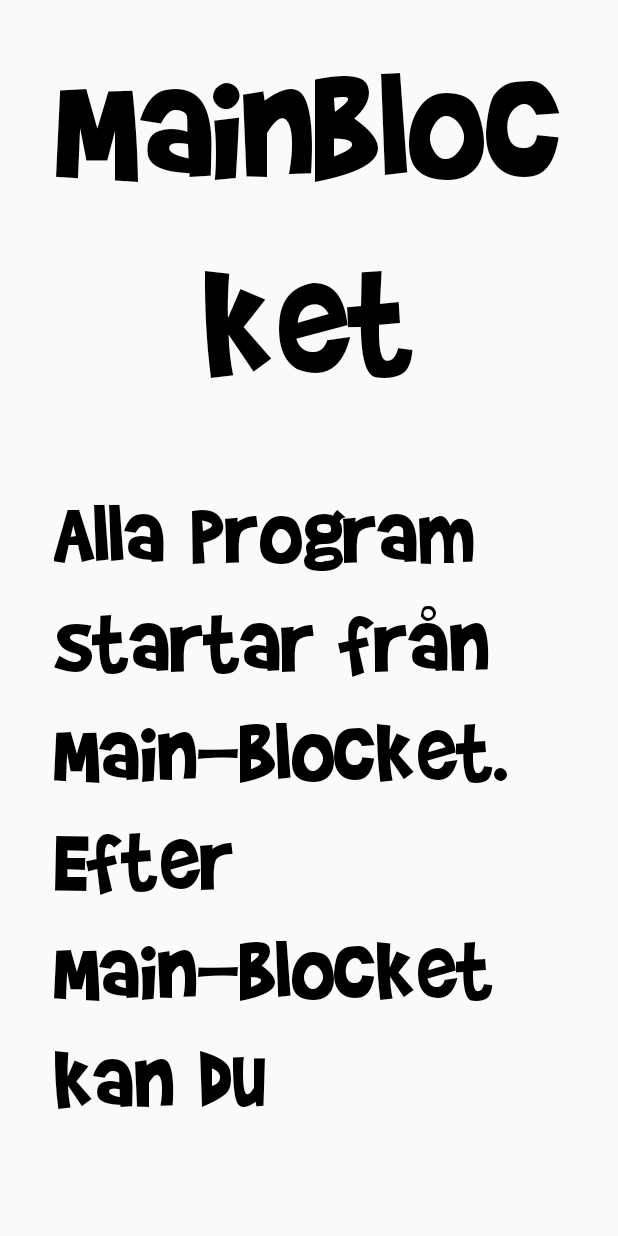
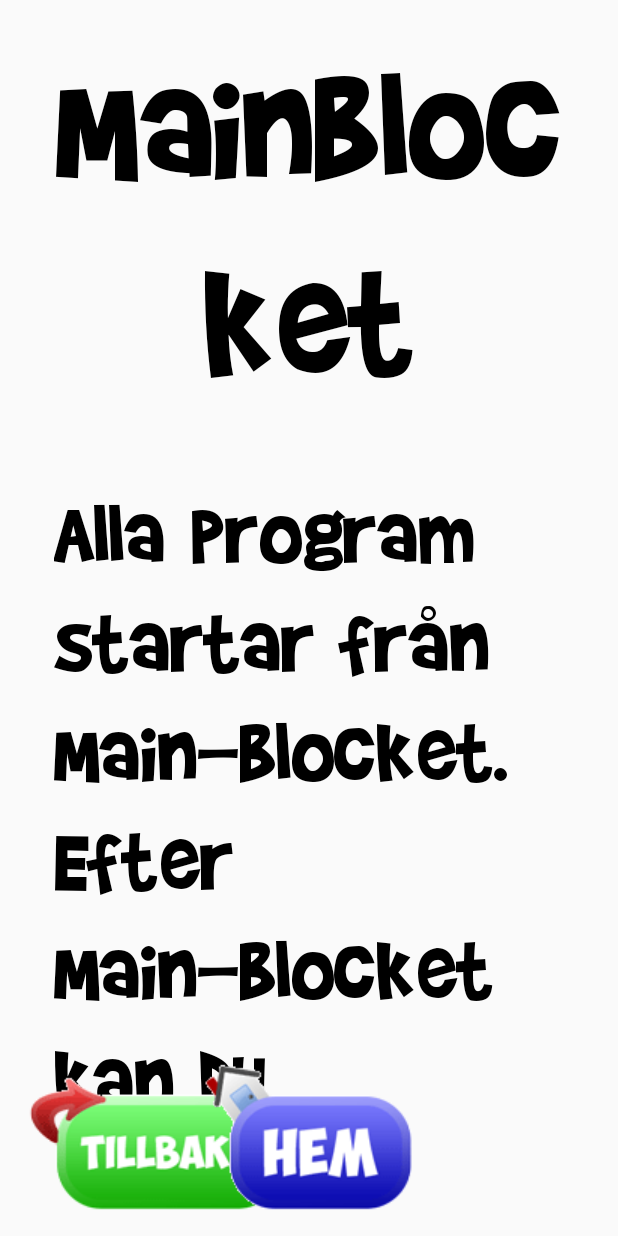
Before and after one commit to oskarnylen/RobloxGuide, an Android app: the MainBlockActivity screen opened directly, with no data from a screen before it, on a phone screen of 412 x 824 dp. Run offline under Robolectric (Android 15) with nearby library versions, the phone set to English and light mode, and no system bars.

Commit message:
Implemented the button popup for main and backbutton

```diff
--- a/RobloxGuide/app/src/main/AndroidManifest.xml
+++ b/RobloxGuide/app/src/main/AndroidManifest.xml
@@ -1,7 +1,7 @@
 <?xml version="1.0" encoding="utf-8"?>
 <manifest xmlns:android="http://schemas.android.com/apk/res/android"
     package="com.edu.chalmers.robloxguide">
-
+    <uses-permission android:name="android.permission.SYSTEM_ALERT_WINDOW" />
     <application
         android:allowBackup="true"
         android:icon="@mipmap/ic_launcher"
--- a/RobloxGuide/app/src/main/java/com/edu/chalmers/robloxguide/MainBlockActivity.java
+++ b/RobloxGuide/app/src/main/java/com/edu/chalmers/robloxguide/MainBlockActivity.java
@@ -12,9 +12,13 @@ import android.widget.TextView;
 
 public class MainBlockActivity extends AppCompatActivity {
 
+    private HomeKeyLocker mHomeKeyLocker;
+
     @Override
     protected void onCreate(Bundle savedInstanceState) {
         super.onCreate(savedInstanceState);
+
+
 
         requestWindowFeature(Window.FEATURE_NO_TITLE);
         getWindow().getDecorView().setSystemUiVisibility(
@@ -34,7 +38,7 @@ public class MainBlockActivity extends AppCompatActivity {
         title.setTypeface(font);
         description.setTypeface(font);
 
-        ImageButton wildcard = (ImageButton) findViewById(R.id.mainButton);
+        ImageButton wildcard = (ImageButton) findViewById(R.id.mainWildCardButton);
 
         wildcard.setOnClickListener(new View.OnClickListener() {
             public void onClick(View v) {
@@ -42,5 +46,18 @@ public class MainBlockActivity extends AppCompatActivity {
                 cdd.show();
             }
         });
+
+        ImageButton backButton = (ImageButton) findViewById(R.id.tillbakaButton);
+        backButton.setOnClickListener(new View.OnClickListener() {
+
+            @Override
+            public void onClick(View v) {
+
+                // TODO:
+                // This function closes Activity Two
+                // Hint: use Context's finish() method
+                finish();
+            }
+        });
     }
 }
--- a/RobloxGuide/app/src/main/res/layout/activity_main.xml
+++ b/RobloxGuide/app/src/main/res/layout/activity_main.xml
@@ -13,7 +13,7 @@
         android:text="Tryck på ett av blocken för att se hur man använder det"
         android:layout_width="wrap_content"
         android:layout_height="wrap_content"
-        android:id="@+id/descriptionText"
+        android:id="@+id/descriptionTextView"
         android:layout_centerHorizontal="true"
         android:textSize="55sp"
         android:layout_margin="50dp"
@@ -27,7 +27,7 @@
         android:columnCount="3"
         android:rowCount="3"
         android:orientation="horizontal"
-        android:layout_below="@+id/descriptionText"
+        android:layout_below="@+id/descriptionTextView"
         android:layout_centerHorizontal="true">
 
         <ImageButton
--- a/RobloxGuide/app/src/main/res/layout/activity_main_block.xml
+++ b/RobloxGuide/app/src/main/res/layout/activity_main_block.xml
@@ -63,8 +63,27 @@
             android:scaleType="fitCenter"
             android:layout_margin="10dp"
             app:srcCompat="@drawable/wildcard_icon"
-            android:id="@+id/forwardButton"
+            android:id="@+id/mainWildCardButton"
             android:background="@android:color/background_light" />
     </GridLayout>
 
+    <ImageButton
+        android:layout_width="wrap_content"
+        android:layout_height="wrap_content"
+        app:srcCompat="@drawable/button_tillbaka"
+        android:layout_alignParentBottom="true"
+        android:layout_alignParentLeft="true"
+        android:layout_alignParentStart="true"
+        android:id="@+id/tillbakaButton"
+        android:background="@null" />
+
+    <ImageButton
+        android:layout_width="wrap_content"
+        android:layout_height="wrap_content"
+        app:srcCompat="@drawable/button_hem"
+        android:layout_alignParentBottom="true"
+        android:layout_centerHorizontal="true"
+        android:id="@+id/hemButton"
+        android:background="@null" />
+
 </RelativeLayout>
```
Also changed, not shown: RobloxGuide/app/src/main/java/com/edu/chalmers/robloxguide/HomeKeyLocker.java (added, +63 -0 lines), RobloxGuide/app/src/main/java/com/edu/chalmers/robloxguide/MainActivity.java (+5 -5 lines), RobloxGuide/app/src/main/java/com/edu/chalmers/robloxguide/MainBlockDialog.java (+14 -15 lines), RobloxGuide/app/src/main/res/layout/mainblock_dialog.xml (+49 -35 lines).
